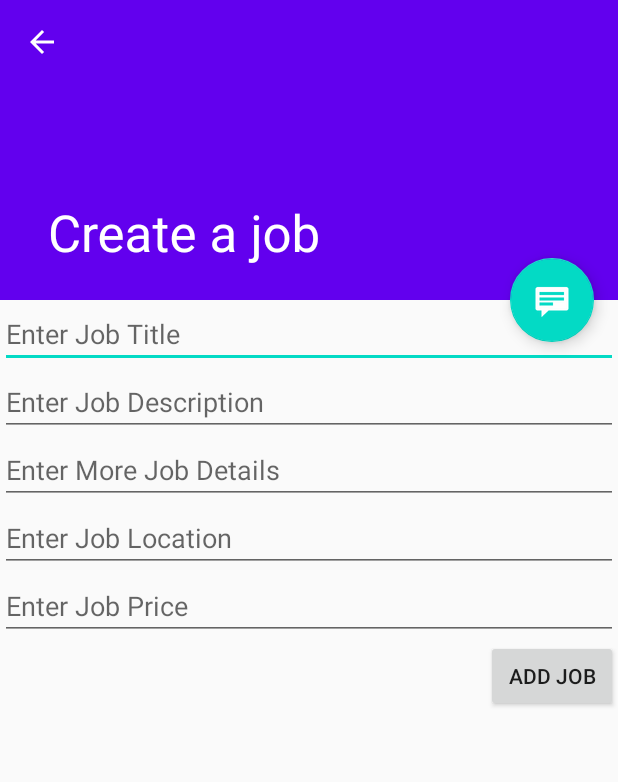
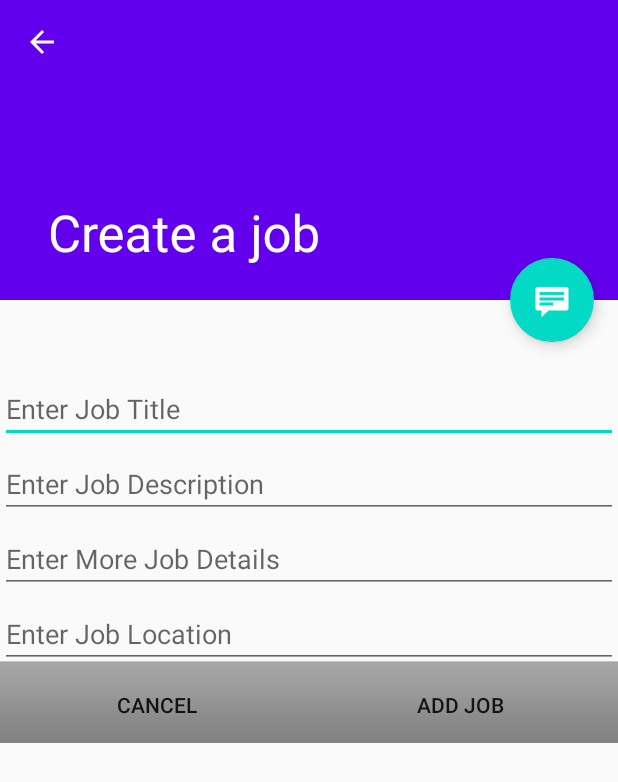
Before and after one commit to GuestG/itsdone, an Android app: the screen it shows after launch (JobDetailActivity), after a tap on "ADD JOB", on a phone screen of 412 x 824 dp. Shown: the top 782 px of the screen. Run offline under Robolectric (Android 15) with nearby library versions, the phone set to English and light mode, and no system bars.

Commit message:
edited button bar, created simple layout for addjob class

```diff
--- a/app/src/main/res/layout/fragment_job_add.xml
+++ b/app/src/main/res/layout/fragment_job_add.xml
@@ -1,39 +1,68 @@
 <?xml version="1.0" encoding="utf-8"?>
-<LinearLayout xmlns:android="http://schemas.android.com/apk/res/android"
+<RelativeLayout xmlns:android="http://schemas.android.com/apk/res/android"
     xmlns:tools="http://schemas.android.com/tools"
     android:layout_width="match_parent"
     android:layout_height="match_parent"
     android:orientation="vertical"
     tools:context=".JobAddFragment">
+
     <EditText
         android:id="@+id/add_job_title"
         android:layout_width="match_parent"
         android:layout_height="wrap_content"
+        android:layout_marginTop="50dp"
         android:hint="@string/enter_job_title_hint" />
     <EditText
         android:id="@+id/add_job_short_desc"
         android:layout_width="match_parent"
         android:layout_height="wrap_content"
+        android:layout_marginTop="100dp"
         android:hint="@string/enter_job_short_desc_hint" />
     <EditText
         android:id="@+id/add_job_long_desc"
         android:layout_width="match_parent"
         android:layout_height="wrap_content"
+        android:layout_marginTop="150dp"
         android:hint="@string/enter_job_long_desc_hint" />
     <EditText
         android:id="@+id/add_job_location"
         android:layout_width="match_parent"
         android:layout_height="wrap_content"
+        android:layout_marginTop="200dp"
         android:hint="@string/enter_job_location_hint" />
     <EditText
         android:id="@+id/add_job_price"
         android:layout_width="match_parent"
         android:layout_height="wrap_content"
+        android:layout_marginTop="250dp"
         android:hint="@string/enter_job_price_hint" />
-    <Button
-        android:id="@+id/btn_add_job"
-        android:layout_width="wrap_content"
+
+
+    <LinearLayout
+        android:id="@+id/buttonBar"
+        android:orientation="horizontal"
+        android:layout_width="fill_parent"
         android:layout_height="wrap_content"
-        android:layout_gravity="end"
-        android:text="@string/btn_add_job" />
-</LinearLayout>
+        android:layout_alignParentBottom="true"
+        style="@android:style/ButtonBar"
+        >
+
+        <Button
+            android:id="@+id/AddJobButton"
+            android:layout_width="wrap_content"
+            android:layout_height="wrap_content"
+            android:text="Cancel"
+            android:layout_weight = "0.2"
+            style="?android:attr/borderlessButtonStyle" />
+
+        <Button
+            android:id="@+id/btn_add_job"
+            android:layout_width="wrap_content"
+            android:layout_height="wrap_content"
+            android:layout_gravity="end"
+            android:text="@string/btn_add_job"
+            android:layout_weight = "0.2"
+            style="?android:attr/borderlessButtonStyle"/>
+
+    </LinearLayout>
+</RelativeLayout>
```
